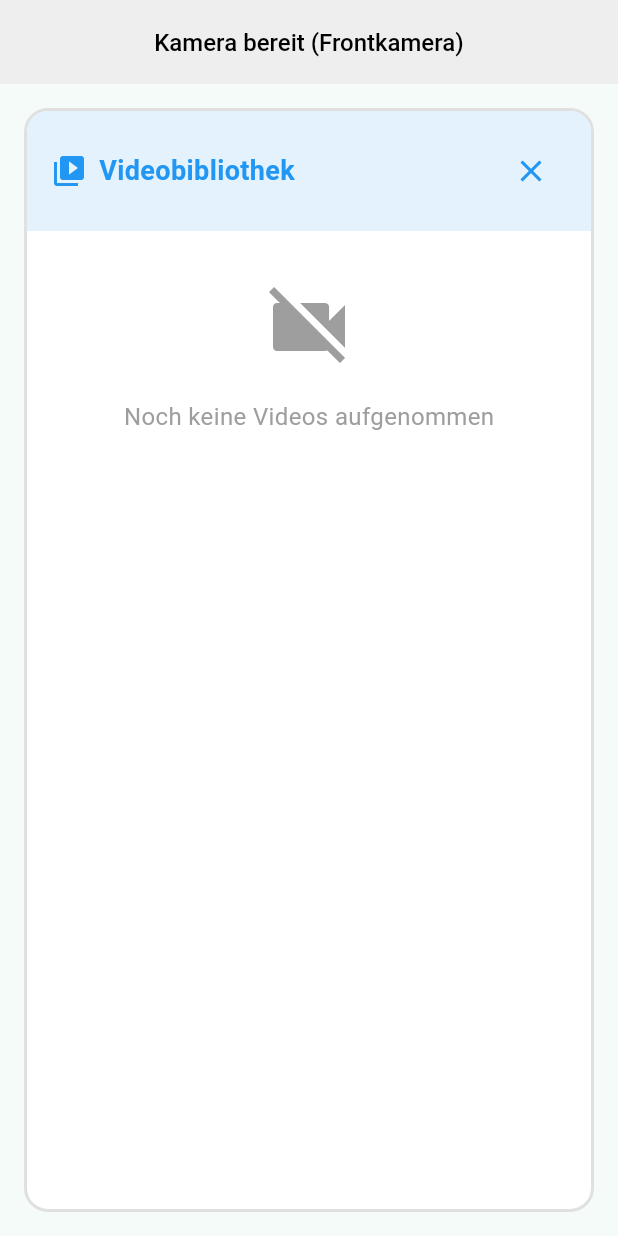
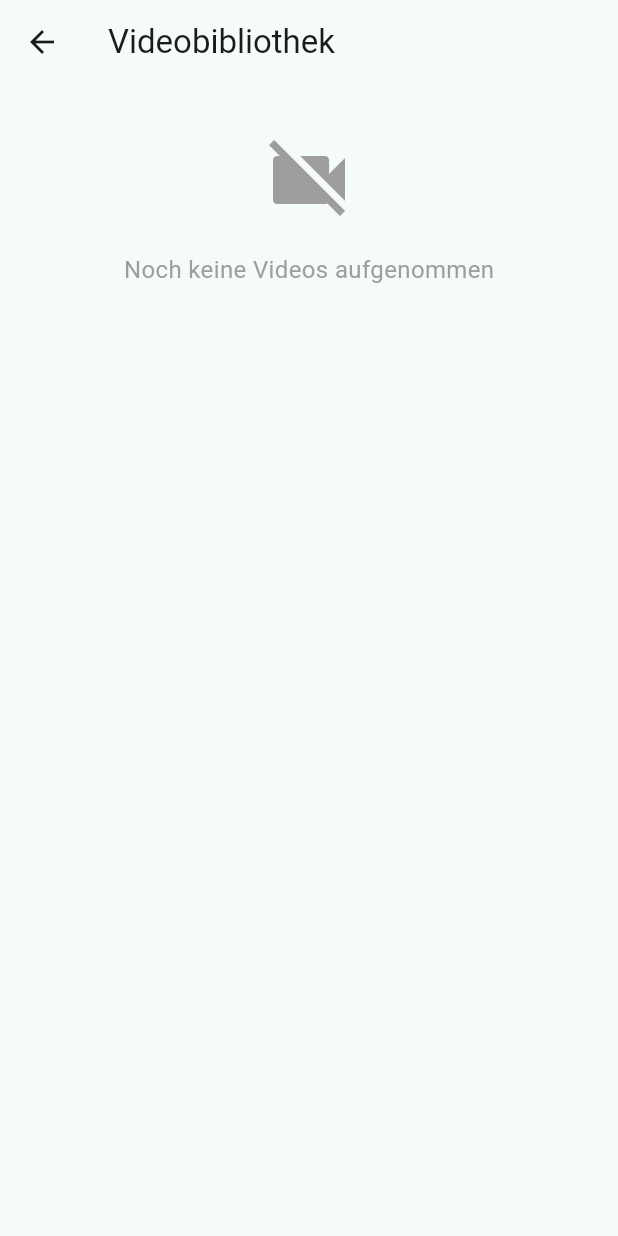
Before and after one commit to miriampalmetshofer/face_log, a Flutter app: the screen it shows after launch, after a tap on the "video collection" icon, on a phone screen of 412 x 824 dp. Run offline on Flutter 3.47's test engine with Material 3 defaults, Android fonts, the phone set to English and light mode, and no system bars; our stand-ins replace camera, firebase_core, firebase_storage, permission_handler, share_plus, video_player; missing offline and left inert: flutter_inappwebview; accounts and stored records are empty.

Commit message:
Move Library to screen instead of overlay

```diff
--- a/lib/screens/face_recording_screen.dart
+++ b/lib/screens/face_recording_screen.dart
@@ -2,9 +2,9 @@ import 'dart:async';
 
 import 'package:face_log/config.dart';
 import 'package:face_log/in_app_browser.dart';
+import 'package:face_log/screens/video_library_screen.dart';
 import 'package:flutter/material.dart';
 import 'package:camera/camera.dart';
-import 'package:face_log/video_library.dart';
 import 'package:face_log/widgets/status_banner.dart';
 import 'package:face_log/widgets/controls.dart';
 import 'package:face_log/services/camera_io.dart';
@@ -21,7 +21,6 @@ class _FaceRecordingScreenState extends State<FaceRecordingScreen> {
   bool _isRecording = false;
   bool _isInitialized = false;
   String _statusMessage = 'Kamera wird initialisiert...';
-  bool _showVideoLibrary = false;
   bool _showBrowser = false;
   bool _showCameraPreview = false;
   String _browserUrl = '';
@@ -111,10 +110,6 @@ class _FaceRecordingScreenState extends State<FaceRecordingScreen> {
     }
   }
 
-  void _toggleVideoLibrary() {
-    setState(() => _showVideoLibrary = !_showVideoLibrary);
-  }
-
   void _toggleCameraPreview() {
     setState(() {
       _showCameraPreview = !_showCameraPreview;
@@ -126,6 +121,13 @@ class _FaceRecordingScreenState extends State<FaceRecordingScreen> {
       _showBrowser = true;
       _browserUrl = url;
     });
+  }
+
+  void _openVideoLibrary() {
+    Navigator.push(
+      context,
+      MaterialPageRoute(builder: (context) => const VideoLibraryScreen()),
+    );
   }
 
   void _closeBrowser() {
@@ -254,9 +256,7 @@ class _FaceRecordingScreenState extends State<FaceRecordingScreen> {
               child: Stack(
                 alignment: Alignment.topCenter,
                 children: [
-                  if (_showVideoLibrary)
-                    VideoLibrary(onToggleLibrary: _toggleVideoLibrary)
-                  else if (_showCameraPreview)
+                  if (_showCameraPreview)
                     _buildCameraPreview()
                   else if (!_showBrowser)
                     Padding(
@@ -278,11 +278,11 @@ class _FaceRecordingScreenState extends State<FaceRecordingScreen> {
                 ],
               ),
             ),
-            if (!_showVideoLibrary && !_showBrowser)
+            if (!_showBrowser)
               Controls(
                 isInitialized: _isInitialized,
                 isRecording: _isRecording,
-                onToggleLibrary: _toggleVideoLibrary,
+                onOpenLibrary: _openVideoLibrary,
                 onToggleRecording: _toggleRecording,
                 onTogglePreview: _toggleCameraPreview,
               ),
--- a/lib/video_library.dart
+++ b/lib/screens/video_library_screen.dart
@@ -5,16 +5,14 @@ import 'dart:io';
 import 'package:path_provider/path_provider.dart';
 import 'package:share_plus/share_plus.dart';
 
-class VideoLibrary extends StatefulWidget {
-  final Function onToggleLibrary;
-
-  const VideoLibrary({super.key, required this.onToggleLibrary});
+class VideoLibraryScreen extends StatefulWidget {
+  const VideoLibraryScreen({super.key});
 
   @override
-  State<VideoLibrary> createState() => _VideoLibraryState();
+  State<VideoLibraryScreen> createState() => _VideoLibraryScreenState();
 }
 
-class _VideoLibraryState extends State<VideoLibrary> {
+class _VideoLibraryScreenState extends State<VideoLibraryScreen> {
   List<String> _recordedVideos = [];
   final FirebaseStorageService _storageService = FirebaseStorageService();
 
@@ -136,49 +134,13 @@ class _VideoLibraryState extends State<VideoLibrary> {
 
   @override
   Widget build(BuildContext context) {
-    return Container(
-      margin: const EdgeInsets.all(16),
-      decoration: BoxDecoration(
-        borderRadius: BorderRadius.circular(16),
-        border: Border.all(color: Colors.grey.shade300, width: 2),
-        color: Colors.white,
+    return Scaffold(
+      appBar: AppBar(
+        title: const Text('Videobibliothek'),
       ),
-      child: Column(
+      body: Column(
         crossAxisAlignment: CrossAxisAlignment.start,
         children: [
-          Container(
-            padding: const EdgeInsets.all(16),
-            decoration: BoxDecoration(
-              color: Colors.blue.shade50,
-              borderRadius: const BorderRadius.only(
-                topLeft: Radius.circular(14),
-                topRight: Radius.circular(14),
-              ),
-            ),
-            child: Row(
-              children: [
-                const Icon(Icons.video_library, color: Colors.blue),
-                const SizedBox(width: 8),
-                const Text(
-                  'Videobibliothek',
-                  style: TextStyle(
-                    fontSize: 18,
-                    fontWeight: FontWeight.bold,
-                    color: Colors.blue,
-                  ),
-                ),
-                const Spacer(),
-                IconButton(
-                  onPressed: () {
-                    setState(() {
-                      widget.onToggleLibrary();
-                    });
-                  },
-                  icon: const Icon(Icons.close, color: Colors.blue),
-                ),
-              ],
-            ),
-          ),
           if (_recordedVideos.isEmpty)
             const Padding(
               padding: EdgeInsets.all(32),
--- a/lib/widgets/controls.dart
+++ b/lib/widgets/controls.dart
@@ -5,14 +5,14 @@ class Controls extends StatelessWidget {
     super.key,
     required this.isInitialized,
     required this.isRecording,
-    required this.onToggleLibrary,
+    required this.onOpenLibrary,
     required this.onToggleRecording,
     required this.onTogglePreview,
   });
 
   final bool isInitialized;
   final bool isRecording;
-  final VoidCallback onToggleLibrary;
+  final VoidCallback onOpenLibrary;
   final VoidCallback onToggleRecording;
   final VoidCallback onTogglePreview;
 
@@ -24,7 +24,7 @@ class Controls extends StatelessWidget {
         mainAxisAlignment: MainAxisAlignment.spaceEvenly,
         children: [
           FloatingActionButton(
-            onPressed: isInitialized ? onToggleLibrary : null,
+            onPressed: isInitialized ? onOpenLibrary : null,
             backgroundColor: Colors.blue.shade900,
             child: const Icon(Icons.video_library, color: Colors.white),
           ),
```
